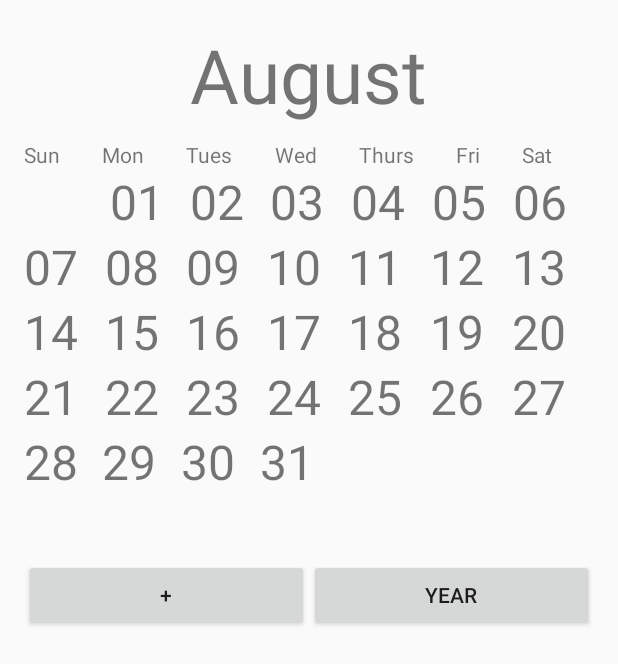
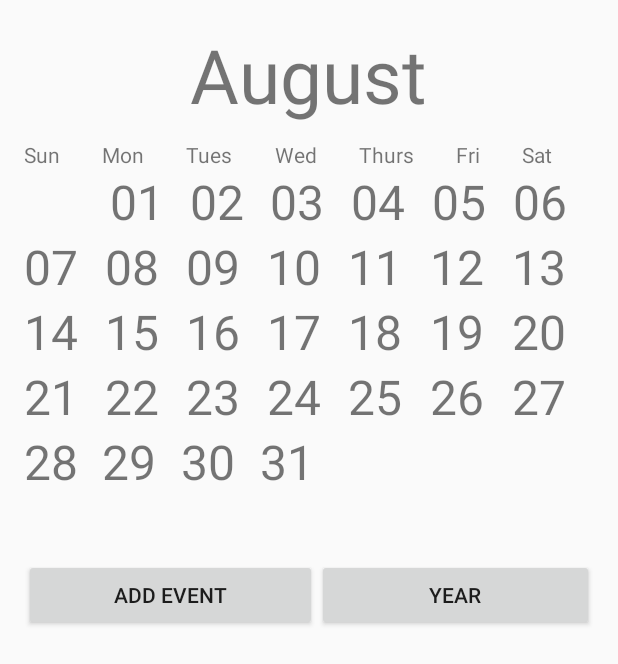
Before and after one commit to jmuoghalu/EECS448_AndroidCalendar, an Android app: the MonthView screen opened directly, with no data from a screen before it, on a phone screen of 412 x 824 dp. Shown: the top 664 px of the screen. Run offline under Robolectric (Android 15) with nearby library versions, the phone set to English and light mode, and no system bars.

Commit message:
Change from "+" to "Add Event" for buttons.

```diff
--- a/app/src/main/res/layout/activity_month_view.xml
+++ b/app/src/main/res/layout/activity_month_view.xml
@@ -426,7 +426,7 @@
         android:layout_below="@+id/sixthWeek">
 
         <Button
-            android:text="+"
+            android:text="Add Event"
             android:layout_width="wrap_content"
             android:layout_height="wrap_content"
             android:id="@+id/addDetailsButton2"
--- a/app/src/main/res/layout/activity_week_view.xml
+++ b/app/src/main/res/layout/activity_week_view.xml
@@ -88,7 +88,7 @@
         android:layout_centerHorizontal="true">
 
         <Button
-            android:text="+"
+            android:text="Add Event"
             android:layout_width="wrap_content"
             android:layout_height="wrap_content"
             android:id="@+id/addDetailsButton4"
--- a/app/src/main/res/layout/activity_year_display.xml
+++ b/app/src/main/res/layout/activity_year_display.xml
@@ -17,7 +17,7 @@
         android:layout_height="382dp" />
 
     <Button
-        android:text="+"
+        android:text="Add Event"
         android:layout_width="wrap_content"
         android:layout_height="wrap_content"
         android:layout_below="@+id/calender"
```
